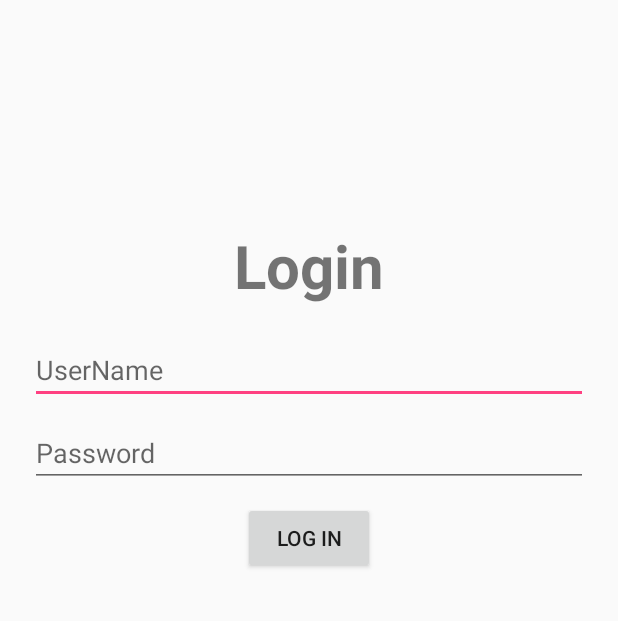
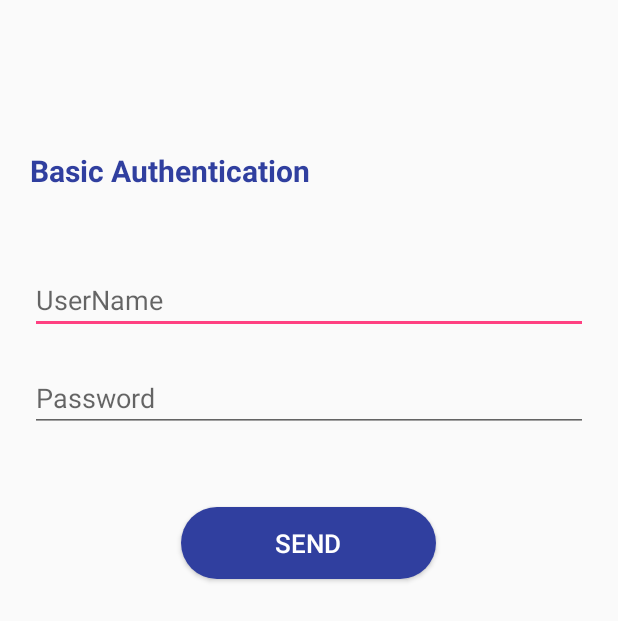
Before and after one commit to MahmoudAlipour2/WachiProject, an Android app: the layout activity_login.xml on its own in the app's theme, with its tools: preview values and no code run, on a phone screen of 412 x 824 dp. Shown: the top 621 px of the screen. Run offline under Robolectric (Android 15) with nearby library versions, the phone set to English and light mode, and no system bars.

Commit message:
login ui completed

```diff
--- a/app/src/main/AndroidManifest.xml
+++ b/app/src/main/AndroidManifest.xml
@@ -10,20 +10,16 @@
         android:roundIcon="@mipmap/ic_launcher_round"
         android:supportsRtl="true"
         android:theme="@style/AppTheme">
-        <activity android:name=".login.View.LoginActivity">
-            <intent-filter>
-                <action android:name="android.intent.action.MAIN" />
-                <action android:name="android.intent.action.VIEW" />
-
-                <category android:name="android.intent.category.LAUNCHER" />
-            </intent-filter>
-        </activity>
-        <activity android:name=".Splash.splash.SplashActivity">
+        <activity android:name=".login.View.LoginActivity"
+            android:label="Send HTTP Requests">
             <intent-filter>
                 <action android:name="android.intent.action.MAIN" />
                 <action android:name="android.intent.action.VIEW" />
                 <category android:name="android.intent.category.LAUNCHER" />
             </intent-filter>
+        </activity>
+        <activity android:name=".Splash.splash.SplashActivity">
+
         </activity>
        <activity android:name=".IntroSlider.WelcomeActivity">
 
--- a/app/src/main/java/ir/iwithyou/wachiproject/login/View/LoginActivity.java
+++ b/app/src/main/java/ir/iwithyou/wachiproject/login/View/LoginActivity.java
@@ -8,6 +8,7 @@ import android.view.View;
 import android.widget.Button;
 import android.widget.EditText;
 import android.widget.ImageView;
+import android.widget.TextView;
 import android.widget.Toast;
 
 import ir.iwithyou.wachiproject.R;
@@ -23,6 +24,8 @@ public class LoginActivity extends AppCompatActivity {
     Button login_btn;
     String userN;
     String passW;
+    TextView tv_ResponseBS;
+    TextView tv_MessageBS;
 
 
     @Override
@@ -38,6 +41,8 @@ public class LoginActivity extends AppCompatActivity {
             Toast.makeText(this, "SHARE TEXT WITH SOCIAL APPLICATION.", Toast.LENGTH_SHORT).show();
         });
 
+
+        //TODO: SET TEXT TV_MESSAGEBS AND TV_RESPONSEBS BY SERVER RESPONSES.
 
 /*        login_btn.setOnClickListener(v -> {
             userN = userName.getText().toString();
@@ -73,6 +78,8 @@ public class LoginActivity extends AppCompatActivity {
         userName = findViewById(R.id.log_UserName);
         password = findViewById(R.id.log_Password);
         login_btn = findViewById(R.id.login_btn);
+        tv_ResponseBS = findViewById(R.id.tv_ResponseBS);
+        tv_MessageBS = findViewById(R.id.tv_MessageBS);
         image_CloseBS = findViewById(R.id.img_CloseBS);
         image_ShareBS = findViewById(R.id.img_ShareBS);
         bottomSheet = findViewById(R.id.layout_bottomSheet);
--- /dev/null
+++ b/app/src/main/res/drawable/shape_button.xml
@@ -0,0 +1,6 @@
+<?xml version="1.0" encoding="utf-8"?>
+<shape xmlns:android="http://schemas.android.com/apk/res/android"
+    android:shape="rectangle" android:padding="10dp">
+    <solid android:color="@color/colorPrimaryDark"/>
+    <corners android:radius="50dp"/>
+</shape>
--- a/app/src/main/res/layout/activity_login.xml
+++ b/app/src/main/res/layout/activity_login.xml
@@ -5,6 +5,8 @@
     android:layout_width="match_parent"
     android:layout_height="match_parent"
     tools:context=".login.View.LoginActivity"
+
+
     >
    <LinearLayout
         android:id="@+id/layout_Login"
@@ -15,11 +17,13 @@
         <TextView
             android:layout_width="match_parent"
             android:layout_height="wrap_content"
-            android:layout_marginTop="150dp"
-            android:text="Login"
-            android:textAlignment="center"
-            android:textSize="40dp"
-            android:textStyle="bold" />
+            android:layout_marginTop="100dp"
+            android:layout_marginLeft="20dp"
+            android:text="Basic Authentication"
+            android:gravity="left"
+            android:textSize="20dp"
+            android:textStyle="bold"
+            android:textColor="@color/colorPrimaryDark"/>
 
 
         <EditText
@@ -27,7 +31,7 @@
             android:layout_width="match_parent"
             android:layout_height="wrap_content"
             android:layout_marginLeft="20dp"
-            android:layout_marginTop="20dp"
+            android:layout_marginTop="50dp"
             android:layout_marginRight="20dp"
             android:hint="UserName"
             android:inputType="textEmailAddress" />
@@ -37,26 +41,28 @@
             android:layout_width="match_parent"
             android:layout_height="wrap_content"
             android:layout_marginLeft="20dp"
-            android:layout_marginTop="10dp"
+            android:layout_marginTop="20dp"
             android:layout_marginRight="20dp"
             android:hint="Password"
             android:inputType="textPassword" />
 
         <Button
+            android:background="@drawable/shape_button"
+            android:textSize="17sp"
+            android:textColor="#ffffff"
             android:id="@+id/login_btn"
-            android:layout_width="wrap_content"
+            android:layout_width="170dp"
             android:layout_height="wrap_content"
             android:layout_gravity="center"
-            android:layout_marginTop="10dp"
-            android:text="Log in" />
+            android:layout_marginTop="50dp"
+            android:text="Send" />
 
     </LinearLayout>
-
 
     <LinearLayout
         android:id="@+id/layout_bottomSheet"
         android:layout_width="match_parent"
-        android:layout_height="280dp"
+        android:layout_height="250dp"
         android:layout_gravity="bottom|right"
         android:background="@drawable/dialog_background"
         android:clickable="true"
@@ -94,7 +100,7 @@
             android:layout_marginLeft="75dp"
             android:text="Successful"
             android:textColor="#866868"
-            android:textSize="25sp" />
+            android:textSize="20sp" />
 
         <LinearLayout
             android:layout_width="match_parent"
@@ -117,8 +123,7 @@
                 android:layout_marginTop="10dp"
                 android:text="User is premium "
                 android:textColor="#241616"
-                android:textSize="20sp" />
+                android:textSize="15sp" />
         </LinearLayout>
-
     </LinearLayout>
 </android.support.design.widget.CoordinatorLayout>
--- a/app/src/main/res/values/styles.xml
+++ b/app/src/main/res/values/styles.xml
@@ -6,8 +6,12 @@
         <item name="colorPrimary">@color/colorPrimary</item>
         <item name="colorPrimaryDark">@color/colorPrimaryDark</item>
         <item name="colorAccent">@color/colorAccent</item>
+        <item name="actionBarSize">100dp</item>
+<!--
         <item name="windowActionBar">false</item>
-        <item name="windowNoTitle">true</item>
+-->
+       <!-- <item name="windowNoTitle">true</item>-->
+
     </style>
     <style name="AppTheme.AppBarOverlay" parent="ThemeOverlay.AppCompat.Dark.ActionBar"/>
     <style name="AppTheme.PopupOverlay" parent="ThemeOverlay.AppCompat.Light"/>
```
